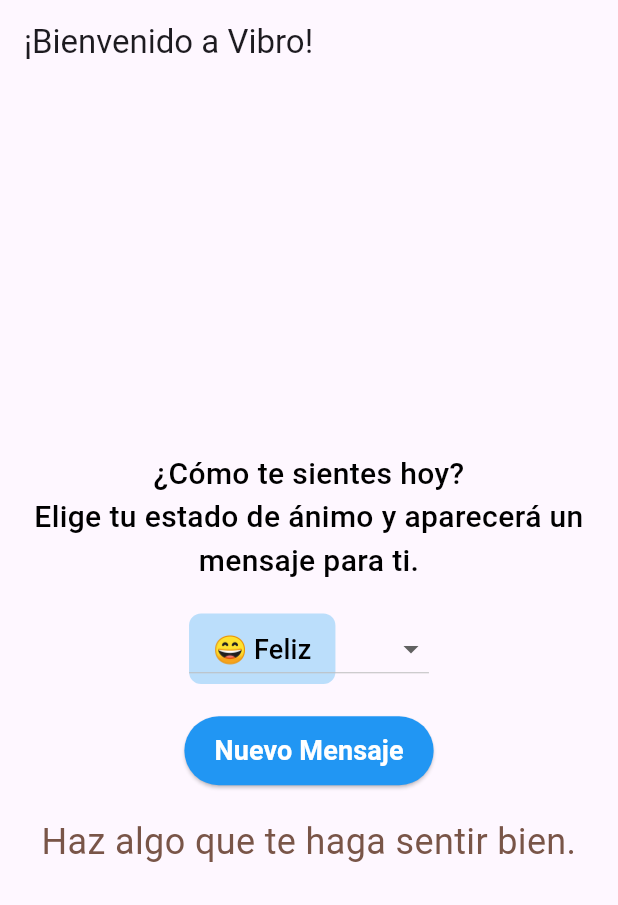
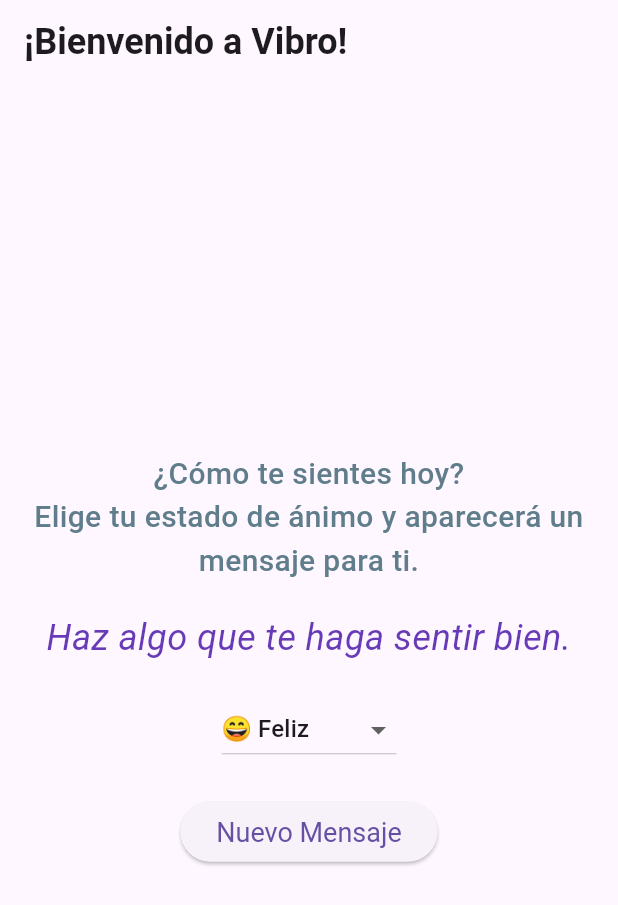
Before and after one commit to wh1tneyr/my_app, a Flutter app: the screen it shows after launch, on a phone screen of 412 x 824 dp. Shown: the top 905 px of the screen. Run offline on Flutter 3.47's test engine with Material 3 defaults, Android fonts, the light colour scheme and no system bars.

Commit message:
Revert "acerque el texto de instrucciones al titulo y mejore el diseño de los botones"
This reverts commit 29588cd8b4271b0cb897c18fb69555a096859260.

```diff
--- a/vibro/lib/main.dart
+++ b/vibro/lib/main.dart
@@ -76,13 +76,13 @@
     actualizarMensajePorEstado();
   }
 
-  void actualizarMensajePorEstado() {
+  void cambiarMensaje() {
     setState(() {
       mensajeActual = estadosAnimo[estadoSeleccionado]![Random().nextInt(estadosAnimo[estadoSeleccionado]!.length)];
     });
   }
 
-  void cambiarMensaje() {
+  void actualizarMensajePorEstado() {
     setState(() {
       mensajeActual = estadosAnimo[estadoSeleccionado]![Random().nextInt(estadosAnimo[estadoSeleccionado]!.length)];
     });
@@ -92,7 +92,7 @@
   Widget build(BuildContext context) {
     return Scaffold(
       appBar: AppBar(
-        title: Text('¡Bienvenido a Vibro!'),
+        title: Text('¡Bienvenido a Vibro!', style: TextStyle(fontFamily: 'Roboto', fontSize: 24, fontWeight: FontWeight.bold)),
       ),
       body: Center(
         child: Column(
@@ -100,7 +100,13 @@
           children: [
             Text(
               '¿Cómo te sientes hoy?\nElige tu estado de ánimo y aparecerá un mensaje para ti.',
-              style: TextStyle(fontSize: 20, fontWeight: FontWeight.w500, color: Colors.black),
+              style: TextStyle(fontSize: 20, fontWeight: FontWeight.w500, color: Colors.blueGrey),
+              textAlign: TextAlign.center,
+            ),
+            SizedBox(height: 20),
+            Text(
+              mensajeActual,
+              style: TextStyle(fontSize: 24, fontStyle: FontStyle.italic, color: Colors.deepPurple),
               textAlign: TextAlign.center,
             ),
             SizedBox(height: 20),
@@ -109,45 +115,23 @@
               onChanged: (String? nuevoEstado) {
                 setState(() {
                   estadoSeleccionado = nuevoEstado!;
+                  actualizarMensajePorEstado();
                 });
-                actualizarMensajePorEstado();
               },
               items: estadosAnimo.keys.map<DropdownMenuItem<String>>((String estado) {
                 return DropdownMenuItem<String>(
                   value: estado,
-                  child: Container(
-                    padding: EdgeInsets.symmetric(horizontal: 16.0, vertical: 10.0),
-                    decoration: BoxDecoration(
-                      color: Colors.blue[100], // Color de fondo del botón
-                      borderRadius: BorderRadius.circular(8.0),
-                    ),
-                    child: Text(
-                      estado,
-                      style: TextStyle(fontSize: 18, color: Colors.black),
-                    ),
-                  ),
+                  child: Text(estado),
                 );
               }).toList(),
-              dropdownColor: Colors.blue[50], // Color del menú desplegable
             ),
             SizedBox(height: 20),
             ElevatedButton(
               onPressed: cambiarMensaje,
+              child: Text('Nuevo Mensaje'),
               style: ElevatedButton.styleFrom(
-                backgroundColor: Colors.blue, // Color de fondo
-                foregroundColor: Colors.white, // Color del texto
-                padding: EdgeInsets.symmetric(horizontal: 20, vertical: 10),
+                textStyle: TextStyle(fontSize: 18),
               ),
-              child: Text(
-                'Nuevo Mensaje',
-                style: TextStyle(fontSize: 18, fontWeight: FontWeight.bold),
-              ),
-            ),
-            SizedBox(height: 20),
-            Text(
-              mensajeActual,
-              style: TextStyle(fontSize: 24, color: Colors.primaries[Random().nextInt(Colors.primaries.length)]), // Color aleatorio
-              textAlign: TextAlign.center,
             ),
           ],
         ),
```
